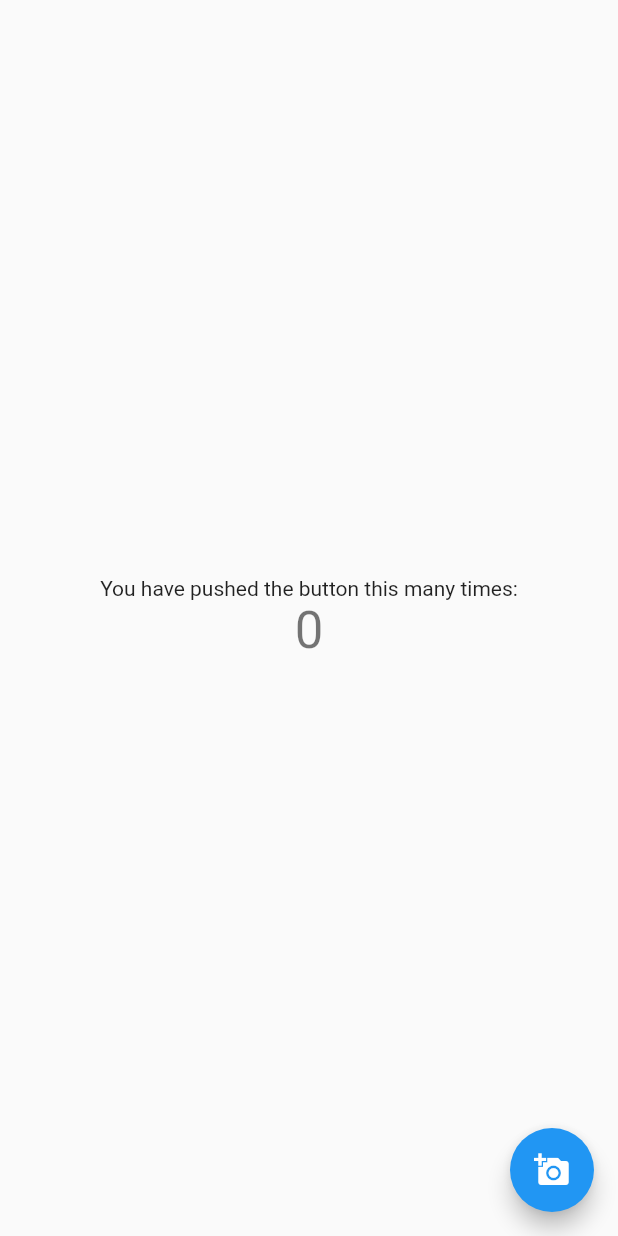
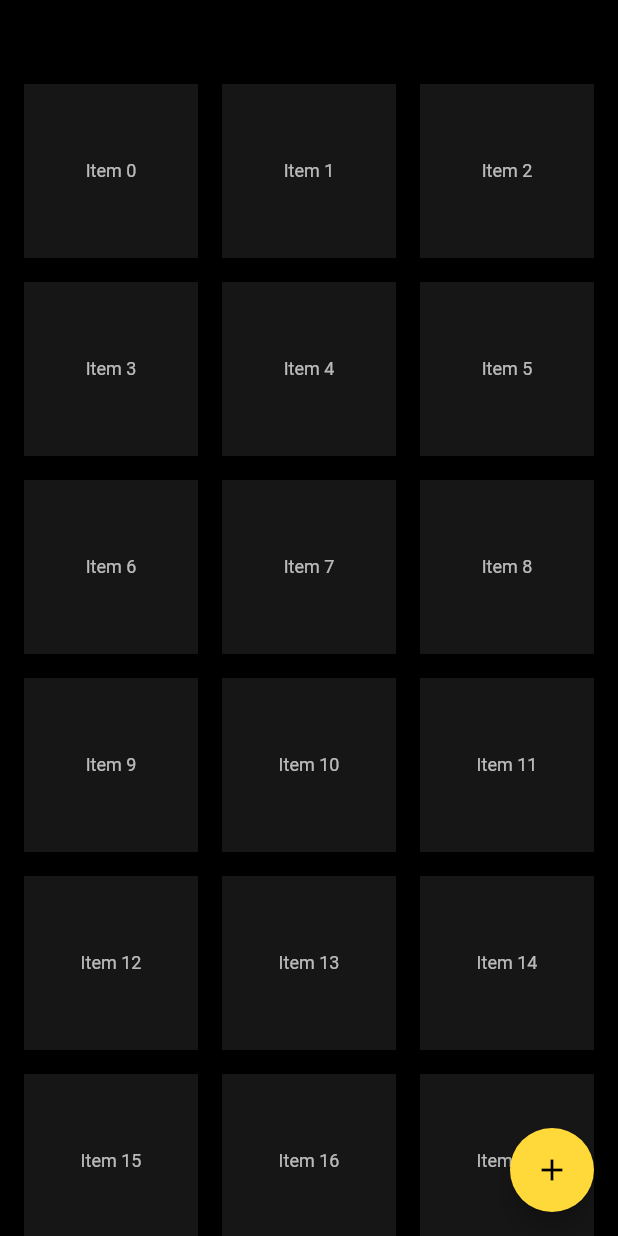
Before and after one commit to not-holar/photo_editor, a Flutter app: the screen it shows after launch, on a phone screen of 412 x 824 dp. Run offline on Flutter 3.47's test engine with Material 2 defaults, Android fonts, the phone set to English and light mode, and no system bars.

Commit message:
Update main.dart

```diff
--- a/lib/main.dart
+++ b/lib/main.dart
@@ -1,4 +1,5 @@
 import 'package:flutter/material.dart';
+import 'package:flutter/services.dart';
 
 void main() => runApp(MyApp());
 
@@ -8,9 +9,21 @@ class MyApp extends StatelessWidget {
   Widget build(BuildContext context) {
     return MaterialApp(
       title: 'Flutter Demo',
-      theme: ThemeData.light(),
-      darkTheme: ThemeData.dark(),
+      theme: ThemeData(
+        brightness: Brightness.dark,
+        scaffoldBackgroundColor: Colors.black,
+        cardColor: Color.fromARGB(255, 22, 22, 22),
+        colorScheme: ColorScheme.dark(
+          primary: Color.fromARGB(255, 255, 216, 58),
+          primaryVariant: Color.fromARGB(255, 160, 135, 36),
+          surface: Color.fromARGB(255, 22, 22, 22),
+        ),
+        floatingActionButtonTheme: FloatingActionButtonThemeData(
+          backgroundColor: Color.fromARGB(255, 255, 216, 58),
+        ),
+      ),
       home: MyHomePage(title: 'Flutter Demo Home Page'),
+      debugShowCheckedModeBanner: false,
     );
   }
 }
@@ -36,7 +49,7 @@ class MyHomePage extends StatefulWidget {
 class _MyHomePageState extends State<MyHomePage> {
   int _counter = 0;
 
-  void _incrementCounter() {
+  void _add_a_photo() {
     setState(() {
       // This call to setState tells the Flutter framework that something has
       // changed in this State, which causes it to rerun the build method below
@@ -55,42 +68,42 @@ class _MyHomePageState extends State<MyHomePage> {
     // The Flutter framework has been optimized to make rerunning build methods
     // fast, so that you can just rebuild anything that needs updating rather
     // than having to individually change instances of widgets.
-    return Scaffold(
-      body: Center(
-        // Center is a layout widget. It takes a single child and positions it
-        // in the middle of the parent.
-        child: Column(
-          // Column is also a layout widget. It takes a list of children and
-          // arranges them vertically. By default, it sizes itself to fit its
-          // children horizontally, and tries to be as tall as its parent.
-          //
-          // Invoke "debug painting" (press "p" in the console, choose the
-          // "Toggle Debug Paint" action from the Flutter Inspector in Android
-          // Studio, or the "Toggle Debug Paint" command in Visual Studio Code)
-          // to see the wireframe for each widget.
-          //
-          // Column has various properties to control how it sizes itself and
-          // how it positions its children. Here we use mainAxisAlignment to
-          // center the children vertically; the main axis here is the vertical
-          // axis because Columns are vertical (the cross axis would be
-          // horizontal).
-          mainAxisAlignment: MainAxisAlignment.center,
-          children: <Widget>[
-            Text(
-              'You have pushed the button this many times:',
+    return AnnotatedRegion<SystemUiOverlayStyle>(
+      value: SystemUiOverlayStyle(
+        statusBarColor: Colors.transparent,
+      ),
+      child: Scaffold(
+        body: Center(
+          child: SafeArea(
+            child: GridView.count(
+              padding: EdgeInsets.symmetric(horizontal: 16, vertical: 56),
+              crossAxisSpacing: 16,
+              mainAxisSpacing: 16,
+              crossAxisCount: 3,
+              children: List.generate(
+                33,
+                (index) {
+                  return Container(
+                    decoration:
+                        BoxDecoration(color: Theme.of(context).cardColor),
+                    child: Center(
+                      child: Text(
+                        'Item $index',
+                        style: Theme.of(context).textTheme.caption,
+                      ),
+                    ),
+                  );
+                },
+              ),
             ),
-            Text(
-              '$_counter',
-              style: Theme.of(context).textTheme.display1,
-            ),
-          ],
+          ),
         ),
+        floatingActionButton: FloatingActionButton(
+          onPressed: _add_a_photo,
+          tooltip: 'Add a photo',
+          child: Icon(Icons.add),
+        ), // This trailing comma makes auto-formatting nicer for build methods.
       ),
-      floatingActionButton: FloatingActionButton(
-        onPressed: _incrementCounter,
-        tooltip: 'Increment',
-        child: Icon(Icons.add_a_photo),
-      ), // This trailing comma makes auto-formatting nicer for build methods.
     );
   }
 }
```
